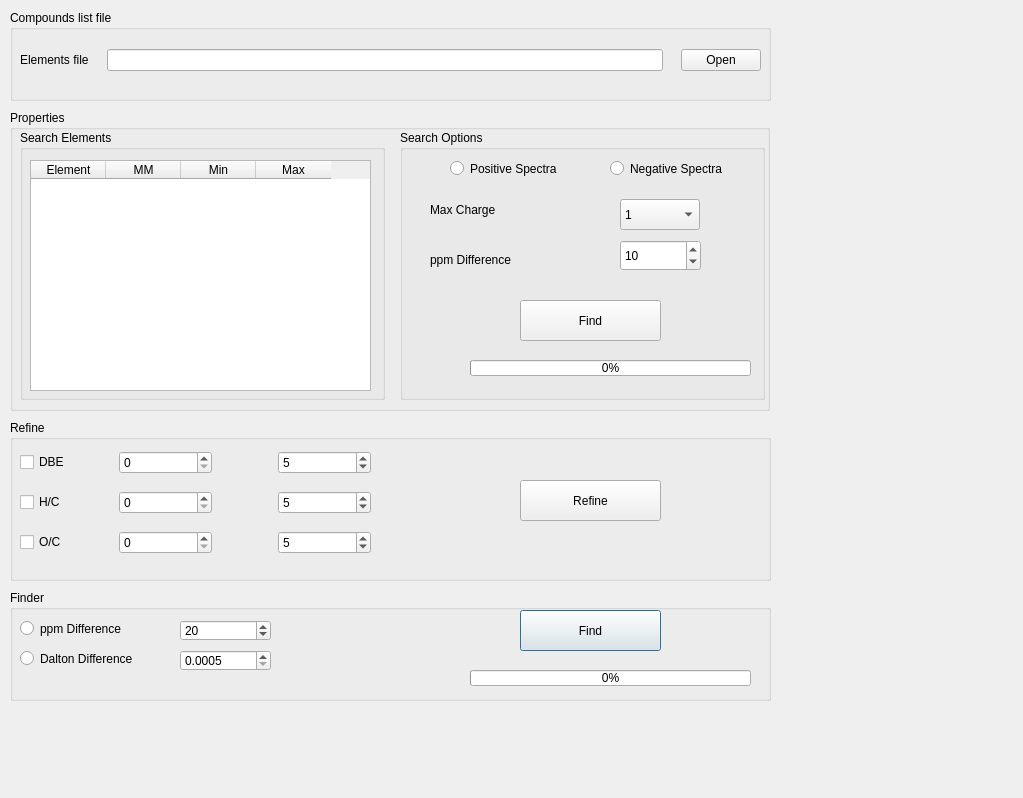
Qt form Dialog_FormulaFinder.ui (danielefil/MCircus_GUI) before a commit.
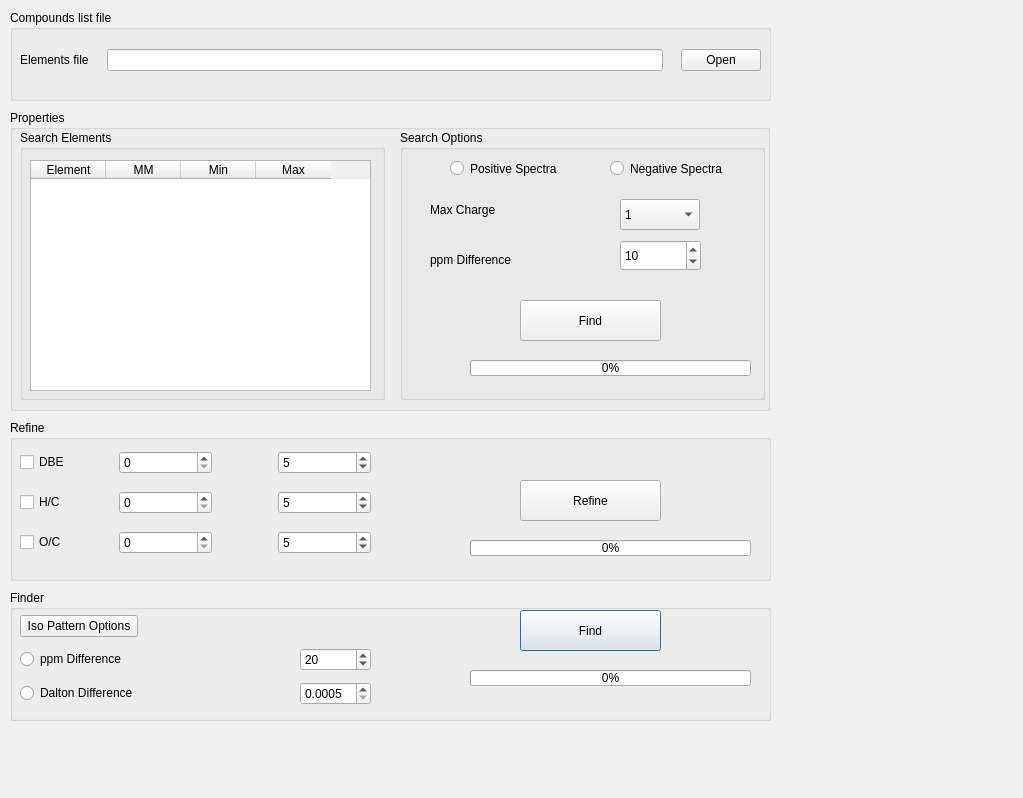
The same form after that commit.

Patch:
```diff
--- a/Dialog_FormulaFinder.ui
+++ b/Dialog_FormulaFinder.ui
@@ -19,7 +19,7 @@
      <x>10</x>
      <y>590</y>
      <width>761</width>
-     <height>111</height>
+     <height>131</height>
     </rect>
    </property>
    <property name="title">
@@ -38,64 +38,6 @@
      <string>Find</string>
     </property>
    </widget>
-   <widget class="QDoubleSpinBox" name="dalton_SPbox">
-    <property name="geometry">
-     <rect>
-      <x>170</x>
-      <y>60</y>
-      <width>91</width>
-      <height>21</height>
-     </rect>
-    </property>
-    <property name="decimals">
-     <number>4</number>
-    </property>
-    <property name="minimum">
-     <double>0.000500000000000</double>
-    </property>
-    <property name="singleStep">
-     <double>0.000100000000000</double>
-    </property>
-   </widget>
-   <widget class="QSpinBox" name="ppm_SPbox_2">
-    <property name="geometry">
-     <rect>
-      <x>170</x>
-      <y>30</y>
-      <width>91</width>
-      <height>21</height>
-     </rect>
-    </property>
-    <property name="value">
-     <number>20</number>
-    </property>
-   </widget>
-   <widget class="QRadioButton" name="ppm_RBtn">
-    <property name="geometry">
-     <rect>
-      <x>10</x>
-      <y>30</y>
-      <width>141</width>
-      <height>17</height>
-     </rect>
-    </property>
-    <property name="text">
-     <string>ppm Difference</string>
-    </property>
-   </widget>
-   <widget class="QRadioButton" name="dalton_RBtn">
-    <property name="geometry">
-     <rect>
-      <x>10</x>
-      <y>60</y>
-      <width>151</width>
-      <height>17</height>
-     </rect>
-    </property>
-    <property name="text">
-     <string>Dalton Difference</string>
-    </property>
-   </widget>
    <widget class="QProgressBar" name="IsoFinder_PBar">
     <property name="geometry">
      <rect>
@@ -109,6 +51,85 @@
      <number>0</number>
     </property>
    </widget>
+   <widget class="QWidget" name="gridLayoutWidget_2">
+    <property name="geometry">
+     <rect>
+      <x>10</x>
+      <y>20</y>
+      <width>351</width>
+      <height>101</height>
+     </rect>
+    </property>
+    <layout class="QGridLayout" name="gridLayout_2">
+     <item row="2" column="1">
+      <spacer name="horizontalSpacer_2">
+       <property name="orientation">
+        <enum>Qt::Horizontal</enum>
+       </property>
+       <property name="sizeHint" stdset="0">
+        <size>
+         <width>40</width>
+         <height>20</height>
+        </size>
+       </property>
+      </spacer>
+     </item>
+     <item row="2" column="2">
+      <widget class="QDoubleSpinBox" name="dalton_SPbox_2">
+       <property name="decimals">
+        <number>4</number>
+       </property>
+       <property name="minimum">
+        <double>0.000500000000000</double>
+       </property>
+       <property name="singleStep">
+        <double>0.000100000000000</double>
+       </property>
+      </widget>
+     </item>
+     <item row="1" column="1">
+      <spacer name="horizontalSpacer_3">
+       <property name="orientation">
+        <enum>Qt::Horizontal</enum>
+       </property>
+       <property name="sizeHint" stdset="0">
+        <size>
+         <width>40</width>
+         <height>20</height>
+        </size>
+       </property>
+      </spacer>
+     </item>
+     <item row="2" column="0">
+      <widget class="QRadioButton" name="dalton_RBtn_2">
+       <property name="text">
+        <string>Dalton Difference</string>
+       </property>
+      </widget>
+     </item>
+     <item row="1" column="0">
+      <widget class="QRadioButton" name="ppm_RBtn_2">
+       <property name="text">
+        <string>ppm Difference</string>
+       </property>
+      </widget>
+     </item>
+     <item row="1" column="2">
+      <widget class="QSpinBox" name="ppm_SPbox_3">
+       <property name="value">
+        <number>20</number>
+       </property>
+      </widget>
+     </item>
+     <item row="0" column="0">
+      <widget class="QPushButton" name="IsoOptions_btn">
+       <property name="text">
+        <string>Iso Pattern Options</string>
+       </property>
+      </widget>
+     </item>
+    </layout>
+   </widget>
   </widget>
   <widget class="QGroupBox" name="groupBox_2">
    <property name="geometry">
@@ -554,6 +575,19 @@
      <set>Qt::AlignCenter</set>
     </property>
    </widget>
+   <widget class="QProgressBar" name="Refiner_PBar">
+    <property name="geometry">
+     <rect>
+      <x>460</x>
+      <y>120</y>
+      <width>281</width>
+      <height>16</height>
+     </rect>
+    </property>
+    <property name="value">
+     <number>0</number>
+    </property>
+   </widget>
   </widget>
  </widget>
  <resources/>
```
Left out of the diff: 4 changed lines with no effect on the pictures.
